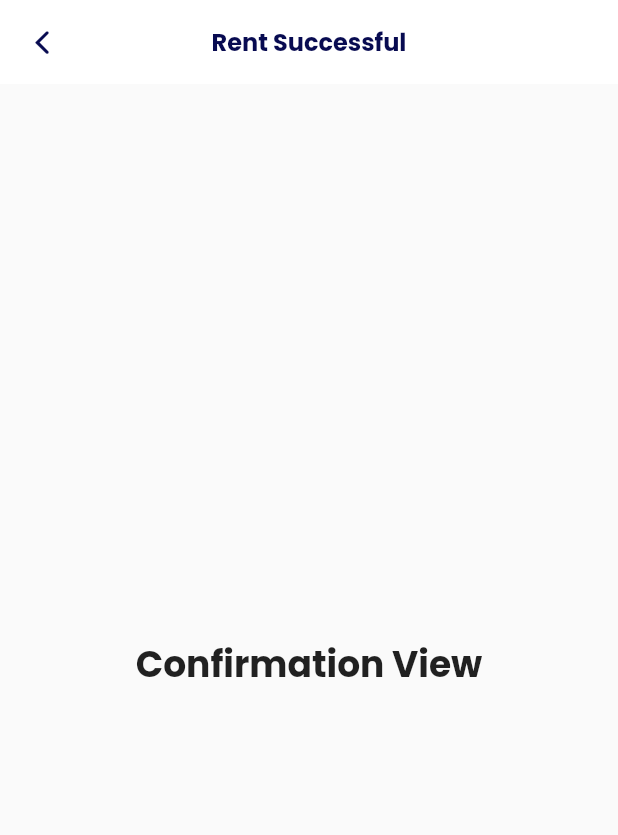
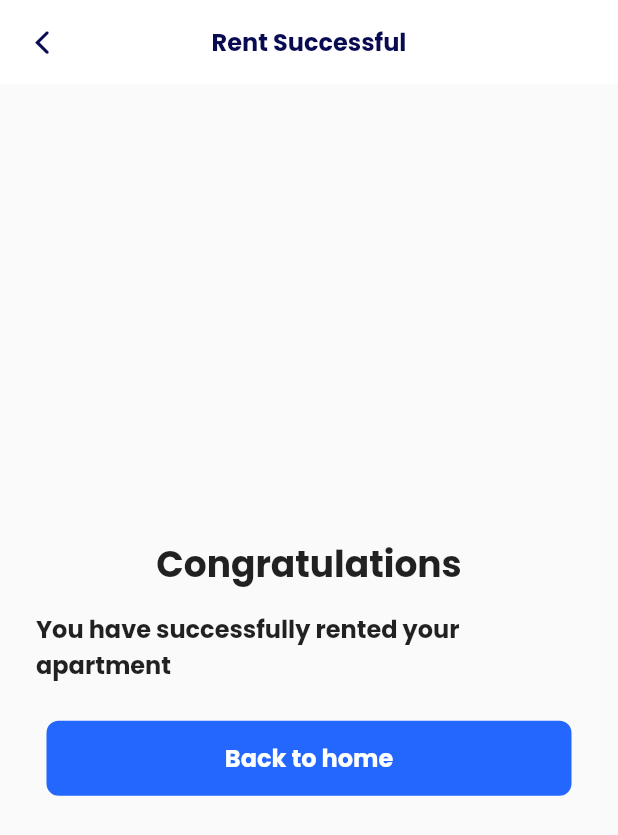
Before and after one commit to kennyobey/Reserve-Chat, a Flutter app: the ConfirmationView screen opened by its route, on a phone screen of 412 x 824 dp. Shown: the top 835 px of the screen. Run offline on Flutter 3.47's test engine with Material 2 defaults, Android fonts, the phone set to English and light mode, and no system bars; our stand-ins replace cached_network_image, dots_indicator, flutter_hooks, flutter_svg, google_fonts, shimmer and 2 more.

Commit message:
Implement Confirmation view

```diff
--- a/resavation/lib/ui/views/confirmation/confirmation_view.dart
+++ b/resavation/lib/ui/views/confirmation/confirmation_view.dart
@@ -1,5 +1,7 @@
 import 'package:flutter/material.dart';
 import 'package:resavation/ui/shared/dump_widgets/resavation_app_bar.dart';
+import 'package:resavation/ui/shared/dump_widgets/resavation_button.dart';
+import 'package:resavation/ui/shared/spacing.dart';
 import 'package:resavation/ui/shared/text_styles.dart';
 import 'package:resavation/ui/views/confirmation/confirmation_viewmodel.dart';
 import 'package:stacked/stacked.dart';
@@ -14,10 +16,26 @@ class ConfirmationView extends StatelessWidget {
         appBar: ResavationAppBar(
           title: "Rent Successful",
         ),
-        body: Center(
-          child: Text(
-            'Confirmation View',
-            style: AppStyle.kHeading1,
+        body: Padding(
+          padding: const EdgeInsets.symmetric(horizontal: 24, vertical: 15),
+          child: Column(
+            mainAxisAlignment: MainAxisAlignment.center,
+            children: [
+              Text(
+                'Congratulations',
+                style: AppStyle.kHeading1,
+              ),
+              verticalSpaceSmall,
+              Text(
+                'You have successfully rented your apartment',
+                style: AppStyle.kBodyBold,
+              ),
+              verticalSpaceMedium,
+              ResavationButton(
+                title: 'Back to home',
+                onTap: model.goToMainView,
+              )
+            ],
           ),
         ),
       ),
--- a/resavation/lib/ui/views/confirmation/confirmation_viewmodel.dart
+++ b/resavation/lib/ui/views/confirmation/confirmation_viewmodel.dart
@@ -1,3 +1,12 @@
+import 'package:resavation/app/app.locator.dart';
+import 'package:resavation/app/app.router.dart';
 import 'package:stacked/stacked.dart';
+import 'package:stacked_services/stacked_services.dart';
 
-class ConfirmationViewModel extends BaseViewModel {}
+class ConfirmationViewModel extends BaseViewModel {
+  final _navigationService = locator<NavigationService>();
+
+  void goToMainView() {
+    _navigationService.clearStackAndShow(Routes.mainView);
+  }
+}
```
